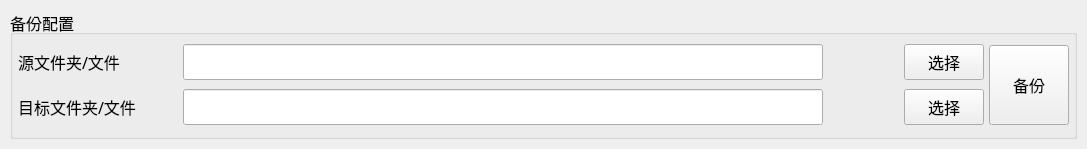
Qt form backup/view/path_wgt.ui (cshanxiao/zero-backup-assistant) before a commit.
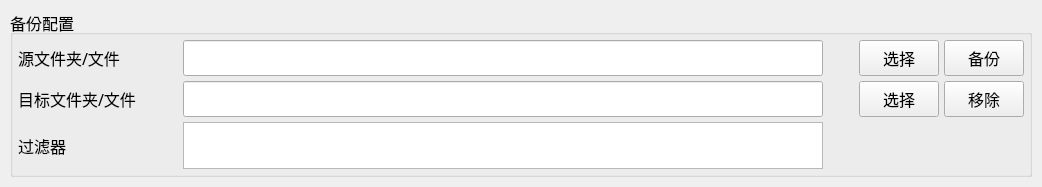
The same form after that commit.

Commit message: feat: optimize UI and add backup util

What changed in the file:
```diff
--- a/backup/view/path_wgt.ui
+++ b/backup/view/path_wgt.ui
@@ -6,8 +6,8 @@
    <rect>
     <x>0</x>
     <y>0</y>
-    <width>1087</width>
-    <height>149</height>
+    <width>1042</width>
+    <height>187</height>
    </rect>
   </property>
   <property name="font">
@@ -60,6 +60,9 @@
       </property>
       <item>
        <layout class="QVBoxLayout" name="verticalLayout_path">
+        <property name="spacing">
+         <number>5</number>
+        </property>
         <item>
          <layout class="QHBoxLayout" name="horizontalLayout_7">
           <property name="spacing">
@@ -139,6 +142,19 @@
             </property>
            </widget>
           </item>
+          <item>
+           <widget class="QPushButton" name="pushButton_backup">
+            <property name="minimumSize">
+             <size>
+              <width>0</width>
+              <height>36</height>
+             </size>
+            </property>
+            <property name="text">
+             <string>备份</string>
+            </property>
+           </widget>
+          </item>
          </layout>
         </item>
         <item>
@@ -211,23 +227,76 @@
             </property>
            </widget>
           </item>
+          <item>
+           <widget class="QPushButton" name="pushButton_remove">
+            <property name="minimumSize">
+             <size>
+              <width>0</width>
+              <height>36</height>
+             </size>
+            </property>
+            <property name="text">
+             <string>移除</string>
+            </property>
+           </widget>
+          </item>
+         </layout>
+        </item>
+        <item>
+         <layout class="QHBoxLayout" name="horizontalLayout_3">
+          <property name="spacing">
+           <number>5</number>
+          </property>
+          <property name="sizeConstraint">
+           <enum>QLayout::SetMinimumSize</enum>
+          </property>
+          <item>
+           <widget class="QLabel" name="label_5">
+            <property name="minimumSize">
+             <size>
+              <width>160</width>
+              <height>36</height>
+             </size>
+            </property>
+            <property name="font">
+             <font>
+              <family>Source Code Pro ExtraLight</family>
+              <pointsize>12</pointsize>
+              <bold>false</bold>
+             </font>
+            </property>
+            <property name="text">
+             <string>过滤器</string>
+            </property>
+           </widget>
+          </item>
+          <item>
+           <widget class="QTextEdit" name="textEdit_filter">
+            <property name="minimumSize">
+             <size>
+              <width>640</width>
+              <height>32</height>
+             </size>
+            </property>
+           </widget>
+          </item>
+          <item>
+           <spacer name="horizontalSpacer_3">
+            <property name="orientation">
+             <enum>Qt::Horizontal</enum>
+            </property>
+            <property name="sizeHint" stdset="0">
+             <size>
+              <width>40</width>
+              <height>20</height>
+             </size>
+            </property>
+           </spacer>
+          </item>
          </layout>
         </item>
        </layout>
       </item>
-      <item>
-       <widget class="QPushButton" name="pushButton_backup">
-        <property name="minimumSize">
-         <size>
-          <width>0</width>
-          <height>80</height>
-         </size>
-        </property>
-        <property name="text">
-         <string>备份</string>
-        </property>
-       </widget>
-      </item>
      </layout>
     </widget>
    </item>
```
The commit also changes 15 other files.
